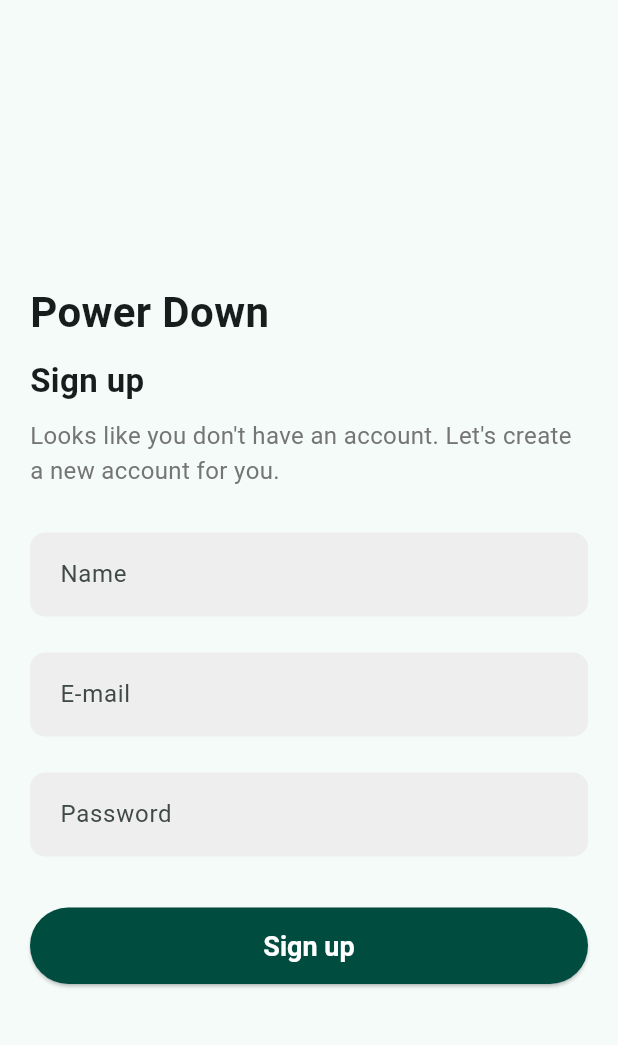
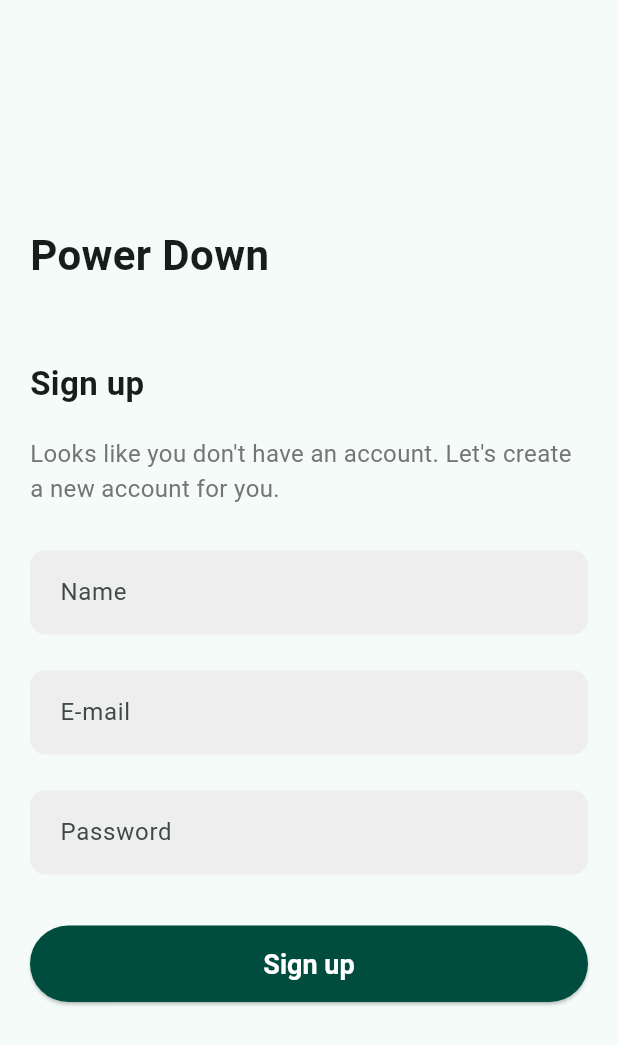
Before and after one commit to ali9issa99/Powerdown-Frontend, a Flutter app: the SignUpScreen screen opened by its route, on a phone screen of 412 x 824 dp. Shown: the top 1045 px of the screen. Run offline on Flutter 3.47's test engine with Material 3 defaults, Android fonts, the phone set to English and light mode, and no system bars.

Commit message:
added new widget to the signupscreen

```diff
--- a/lib/Screens/signupScreen.dart
+++ b/lib/Screens/signupScreen.dart
@@ -6,13 +6,14 @@ class SignUpScreen extends StatelessWidget {
   @override
   Widget build(BuildContext context) {
     return Scaffold(
-      body: Padding(
+      body: SingleChildScrollView( // Wrap with SingleChildScrollView
+        child: Padding(
           padding: const EdgeInsets.symmetric(horizontal: 20),
           child: Column(
             mainAxisAlignment: MainAxisAlignment.center,
             crossAxisAlignment: CrossAxisAlignment.start,
             children: [
-            const SizedBox(height: 20),
+              const SizedBox(height: 150), // Add more space between top and Power Down
               const Text(
                 'Power Down',
                 style: TextStyle(
@@ -20,7 +21,7 @@ class SignUpScreen extends StatelessWidget {
                   fontWeight: FontWeight.bold,
                 ),
               ),
-            const SizedBox(height: 10),
+              const SizedBox(height: 50), // Add more space between Power Down and Sign up
               const Text(
                 'Sign up',
                 style: TextStyle(
@@ -28,7 +29,7 @@ class SignUpScreen extends StatelessWidget {
                   fontWeight: FontWeight.bold,
                 ),
               ),
-            const SizedBox(height: 10),
+              const SizedBox(height: 20), // Add more space between Sign up and the sentence
               Text(
                 "Looks like you don't have an account. Let's create a new account for you.",
                 style: TextStyle(
@@ -116,6 +117,7 @@ class SignUpScreen extends StatelessWidget {
             ],
           ),
         ),
+      ),
     );
   }
 }
```
Lines whose indentation alone changed are shown as unchanged.
